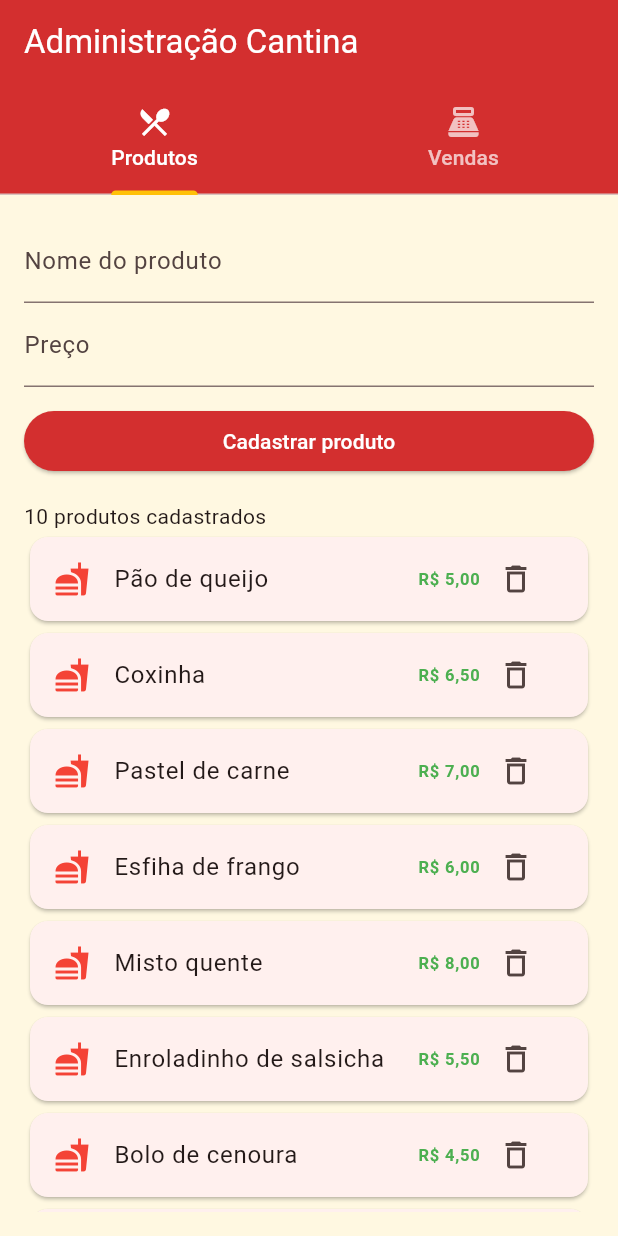
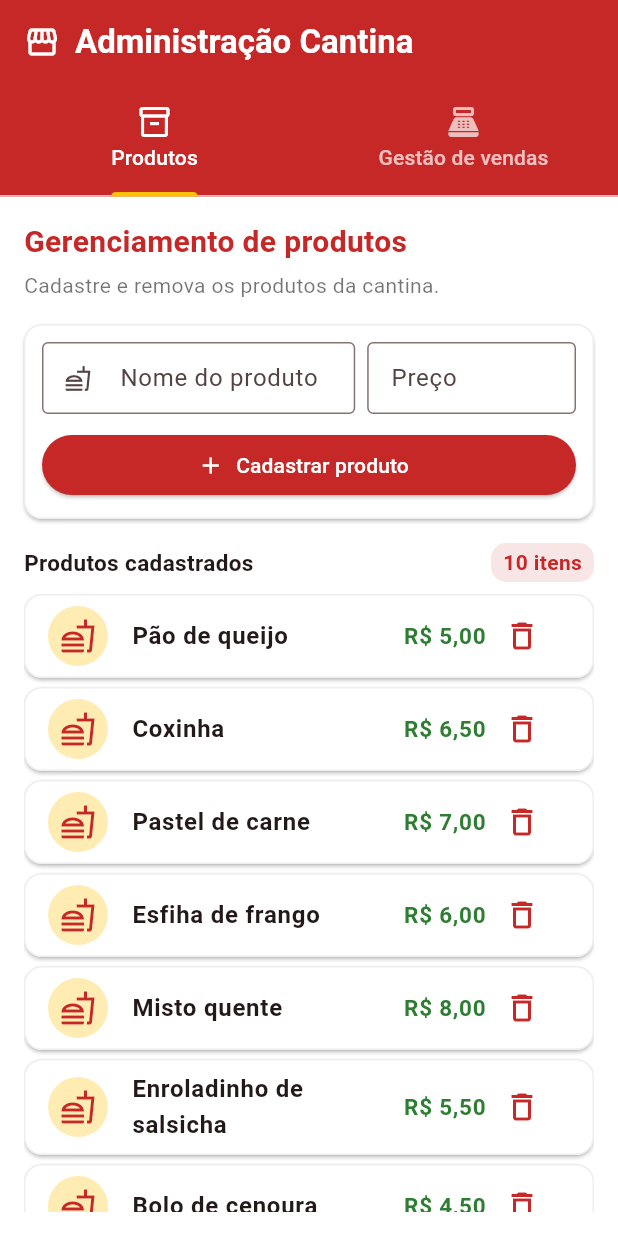
Before and after one commit to Manuttonel/catalogo-do-dia, a Flutter app: the screen it shows after launch, on a phone screen of 412 x 824 dp. Run offline on Flutter 3.47's test engine with Material 3 defaults, Android fonts, the phone set to English and light mode, and no system bars.

Commit message:
refactor: interface anterior com fundo branco no formato dos PASSOS

```diff
--- a/lib/main.dart
+++ b/lib/main.dart
@@ -15,10 +15,19 @@ class CantinaApp extends StatelessWidget {
       title: 'Administração Cantina',
       theme: ThemeData(
         colorSchemeSeed: Colors.red,
-        scaffoldBackgroundColor: Colors.amber.shade50,
+        scaffoldBackgroundColor: Colors.white,
+        cardTheme: CardThemeData(
+          color: Colors.white,
+          surfaceTintColor: Colors.transparent,
+          elevation: 1,
+          shape: RoundedRectangleBorder(
+            borderRadius: BorderRadius.circular(12),
+            side: BorderSide(color: Colors.grey.shade200),
+          ),
+        ),
         elevatedButtonTheme: ElevatedButtonThemeData(
           style: ElevatedButton.styleFrom(
-            backgroundColor: Colors.red.shade700,
+            backgroundColor: Colors.red.shade800,
             foregroundColor: Colors.white,
           ),
         ),
@@ -57,11 +66,17 @@ class _TelaCantinaState extends State<TelaCantina> {
   ];
 
   final List<String> vendas = [];
+  final List<String> detalhesVendas = [];
   final List<double> valoresVendas = [];
   final List<int> etapas = [];
 
   final List<String> nomesEtapas = ['Aguardando pagamento', 'Pago', 'Entregue'];
-  final List<Color> coresEtapas = [Colors.orange, Colors.green, Colors.blueGrey];
+  final List<String> acoesEtapas = ['Confirmar pagamento', 'Marcar entregue'];
+  final List<Color> coresEtapas = [
+    Colors.orange.shade800,
+    Colors.green.shade700,
+    Colors.blueGrey,
+  ];
   final List<String> formasPagamento = ['Pix', 'Dinheiro', 'Cartão'];
 
   final TextEditingController campoNome = TextEditingController();
@@ -72,41 +87,59 @@ class _TelaCantinaState extends State<TelaCantina> {
   String formaPagamento = 'Pix';
 
   // PASSO 3 • INTERAÇÃO
+  void mostrarAviso(String texto) {
+    ScaffoldMessenger.of(context).showSnackBar(
+      SnackBar(content: Text(texto), behavior: SnackBarBehavior.floating),
+    );
+  }
+
   void adicionarProduto() {
+    final String nome = campoNome.text.trim();
     final double? preco = double.tryParse(campoPreco.text.replaceAll(',', '.'));
 
-    if (campoNome.text.trim().isEmpty || preco == null) {
-      ScaffoldMessenger.of(context).showSnackBar(
-        const SnackBar(content: Text('Preencha o nome e um preço válido')),
-      );
+    if (nome.isEmpty || preco == null || preco <= 0) {
+      mostrarAviso('Informe um nome e um preço válido.');
       return;
     }
 
     setState(() {
-      produtos.add(campoNome.text.trim());
+      produtos.add(nome);
       precos.add(preco);
     });
     campoNome.clear();
     campoPreco.clear();
+    mostrarAviso('$nome cadastrado!');
   }
 
   void removerProduto(int indice) {
+    final String nome = produtos[indice];
+
     setState(() {
       produtos.removeAt(indice);
       precos.removeAt(indice);
       produtoEscolhido = 0;
     });
+    mostrarAviso('$nome removido do catálogo.');
   }
 
   void registrarVenda() {
-    if (produtos.isEmpty) return;
+    if (produtos.isEmpty) {
+      mostrarAviso('Cadastre um produto antes de vender.');
+      return;
+    }
+
+    final TimeOfDay agora = TimeOfDay.now();
+    final String hora = '${agora.hour.toString().padLeft(2, '0')}:'
+        '${agora.minute.toString().padLeft(2, '0')}';
 
     setState(() {
-      vendas.insert(0, '${quantidade}x ${produtos[produtoEscolhido]} • $formaPagamento');
+      vendas.insert(0, '${quantidade}x ${produtos[produtoEscolhido]}');
+      detalhesVendas.insert(0, '$formaPagamento • $hora');
       valoresVendas.insert(0, precos[produtoEscolhido] * quantidade);
       etapas.insert(0, 0);
       quantidade = 1;
     });
+    mostrarAviso('Venda registrada: ${vendas.first}');
   }
 
   void avancarEtapa(int indice) {
@@ -140,7 +173,40 @@ class _TelaCantinaState extends State<TelaCantina> {
     return 'R\$ ${valor.toStringAsFixed(2).replaceAll('.', ',')}';
   }
 
-  // PASSO 5 • RESUMO DO CAIXA
+  // PASSO 5 • PARTES DA TELA
+  Widget construirTitulo(String titulo, String subtitulo) {
+    return Column(
+      crossAxisAlignment: CrossAxisAlignment.start,
+      children: [
+        Text(
+          titulo,
+          style: TextStyle(
+            fontSize: 20,
+            fontWeight: FontWeight.bold,
+            color: Colors.red.shade800,
+          ),
+        ),
+        const SizedBox(height: 4),
+        Text(subtitulo, style: const TextStyle(color: Colors.black54)),
+        const SizedBox(height: 16),
+      ],
+    );
+  }
+
+  Widget construirEtiqueta(String texto, Color cor) {
+    return Container(
+      padding: const EdgeInsets.symmetric(horizontal: 8, vertical: 3),
+      decoration: BoxDecoration(
+        color: cor.withValues(alpha: 0.12),
+        borderRadius: BorderRadius.circular(10),
+      ),
+      child: Text(
+        texto,
+        style: TextStyle(color: cor, fontWeight: FontWeight.bold),
+      ),
+    );
+  }
+
   Widget construirValor(String titulo, double valor, Color cor) {
     return Expanded(
       child: Card(
@@ -149,9 +215,14 @@ class _TelaCantinaState extends State<TelaCantina> {
           child: Column(
             children: [
               Text(titulo),
+              const SizedBox(height: 4),
               Text(
                 emReais(valor),
-                style: TextStyle(fontSize: 18, fontWeight: FontWeight.bold, color: cor),
+                style: TextStyle(
+                  fontSize: 18,
+                  fontWeight: FontWeight.bold,
+                  color: cor,
+                ),
               ),
             ],
           ),
@@ -160,34 +231,160 @@ class _TelaCantinaState extends State<TelaCantina> {
     );
   }
 
-  Widget construirResumo() {
-    return Row(
-      children: [
-        construirValor('Vendido', totalVendido, Colors.green),
-        construirValor('Recebido', totalRecebido, Colors.green),
-        construirValor('A receber', totalVendido - totalRecebido, Colors.red),
-      ],
+  Widget construirFormularioProduto() {
+    return Card(
+      margin: EdgeInsets.zero,
+      child: Padding(
+        padding: const EdgeInsets.all(12),
+        child: Column(
+          crossAxisAlignment: CrossAxisAlignment.stretch,
+          children: [
+            Row(
+              children: [
+                Expanded(
+                  flex: 3,
+                  child: TextField(
+                    controller: campoNome,
+                    decoration: const InputDecoration(
+                      labelText: 'Nome do produto',
+                      hintText: 'Ex.: Pão de queijo',
+                      prefixIcon: Icon(Icons.fastfood_outlined),
+                      border: OutlineInputBorder(),
+                      isDense: true,
+                    ),
+                  ),
+                ),
+                const SizedBox(width: 8),
+                Expanded(
+                  flex: 2,
+                  child: TextField(
+                    controller: campoPreco,
+                    decoration: const InputDecoration(
+                      labelText: 'Preço',
+                      hintText: '5,00',
+                      prefixText: 'R\$ ',
+                      border: OutlineInputBorder(),
+                      isDense: true,
+                    ),
+                  ),
+                ),
+              ],
+            ),
+            const SizedBox(height: 10),
+            ElevatedButton.icon(
+              onPressed: adicionarProduto,
+              icon: const Icon(Icons.add),
+              label: const Text('Cadastrar produto'),
+            ),
+          ],
+        ),
+      ),
+    );
+  }
+
+  Widget construirFormularioVenda() {
+    return Card(
+      child: Padding(
+        padding: const EdgeInsets.all(12),
+        child: Column(
+          crossAxisAlignment: CrossAxisAlignment.stretch,
+          children: [
+            const Text(
+              'Nova venda',
+              style: TextStyle(fontSize: 16, fontWeight: FontWeight.bold),
+            ),
+            DropdownButton<int>(
+              isExpanded: true,
+              value: produtos.isEmpty ? null : produtoEscolhido,
+              hint: const Text('Nenhum produto no catálogo'),
+              items: [
+                for (int i = 0; i < produtos.length; i++)
+                  DropdownMenuItem(
+                    value: i,
+                    child: Text('${produtos[i]} • ${emReais(precos[i])}'),
+                  ),
+              ],
+              onChanged: (valor) => setState(() => produtoEscolhido = valor!),
+            ),
+            Row(
+              children: [
+                const Text('Qtd:'),
+                IconButton(
+                  icon: const Icon(Icons.remove_circle_outline),
+                  tooltip: 'Diminuir',
+                  onPressed:
+                      quantidade > 1 ? () => setState(() => quantidade--) : null,
+                ),
+                Text(
+                  '$quantidade',
+                  style: const TextStyle(
+                    fontSize: 16,
+                    fontWeight: FontWeight.bold,
+                  ),
+                ),
+                IconButton(
+                  icon: const Icon(Icons.add_circle_outline),
+                  tooltip: 'Aumentar',
+                  onPressed: () => setState(() => quantidade++),
+                ),
+                const Spacer(),
+                DropdownButton<String>(
+                  value: formaPagamento,
+                  items: [
+                    for (final String forma in formasPagamento)
+                      DropdownMenuItem(value: forma, child: Text(forma)),
+                  ],
+                  onChanged: (valor) => setState(() => formaPagamento = valor!),
+                ),
+              ],
+            ),
+            const SizedBox(height: 8),
+            ElevatedButton.icon(
+              onPressed: registrarVenda,
+              icon: const Icon(Icons.point_of_sale),
+              label: const Text('Registrar venda'),
+            ),
+          ],
+        ),
+      ),
     );
   }
 
   // PASSO 6 • LISTAS DINÂMICAS
   Widget construirListaProdutos() {
+    if (produtos.isEmpty) {
+      return const Center(child: Text('Nenhum produto cadastrado.'));
+    }
+
     return ListView.builder(
       itemCount: produtos.length,
       itemBuilder: (context, indice) {
         return Card(
+          margin: const EdgeInsets.only(bottom: 6),
           child: ListTile(
-            leading: const Icon(Icons.fastfood, color: Colors.red),
-            title: Text(produtos[indice]),
+            leading: CircleAvatar(
+              backgroundColor: Colors.amber.shade100,
+              foregroundColor: Colors.red.shade800,
+              child: const Icon(Icons.fastfood_outlined),
+            ),
+            title: Text(
+              produtos[indice],
+              style: const TextStyle(fontWeight: FontWeight.w600),
+            ),
             trailing: Row(
               mainAxisSize: MainAxisSize.min,
               children: [
                 Text(
                   emReais(precos[indice]),
-                  style: const TextStyle(fontWeight: FontWeight.bold, color: Colors.green),
+                  style: TextStyle(
+                    fontSize: 15,
+                    fontWeight: FontWeight.bold,
+                    color: Colors.green.shade800,
+                  ),
                 ),
                 IconButton(
                   icon: const Icon(Icons.delete_outline),
+                  color: Colors.red.shade800,
                   tooltip: 'Excluir produto',
                   onPressed: () => removerProduto(indice),
                 ),
@@ -199,48 +396,55 @@ class _TelaCantinaState extends State<TelaCantina> {
     );
   }
 
-  Widget construirListaVendas() {
-    return ListView.builder(
-      itemCount: vendas.length,
-      itemBuilder: (context, indice) {
-        final int etapa = etapas[indice];
+  Widget construirCardVenda(int indice) {
+    final int etapa = etapas[indice];
 
-        return Card(
-          child: ListTile(
-            title: Text(vendas[indice]),
-            subtitle: Text(
-              nomesEtapas[etapa],
-              style: TextStyle(color: coresEtapas[etapa], fontWeight: FontWeight.bold),
-            ),
-            trailing: Row(
-              mainAxisSize: MainAxisSize.min,
+    return Card(
+      child: Padding(
+        padding: const EdgeInsets.all(12),
+        child: Column(
+          crossAxisAlignment: CrossAxisAlignment.start,
+          children: [
+            Row(
               children: [
+                Expanded(
+                  child: Text(
+                    vendas[indice],
+                    style: const TextStyle(
+                      fontSize: 16,
+                      fontWeight: FontWeight.bold,
+                    ),
+                  ),
+                ),
                 Text(
                   emReais(valoresVendas[indice]),
-                  style: const TextStyle(fontWeight: FontWeight.bold, color: Colors.green),
+                  style: TextStyle(
+                    fontSize: 16,
+                    fontWeight: FontWeight.bold,
+                    color: Colors.green.shade700,
+                  ),
                 ),
-                if (etapa == 0)
-                  IconButton(
-                    icon: const Icon(Icons.payments_outlined),
-                    tooltip: 'Confirmar pagamento',
-                    onPressed: () => avancarEtapa(indice),
-                  ),
-                if (etapa == 1)
-                  IconButton(
-                    icon: const Icon(Icons.delivery_dining),
-                    tooltip: 'Marcar entregue',
-                    onPressed: () => avancarEtapa(indice),
-                  ),
-                if (etapa == 2)
-                  const Padding(
-                    padding: EdgeInsets.all(8),
-                    child: Icon(Icons.check_circle, color: Colors.blueGrey),
-                  ),
               ],
             ),
-          ),
-        );
-      },
+            const SizedBox(height: 4),
+            Text(detalhesVendas[indice]),
+            const SizedBox(height: 4),
+            Row(
+              children: [
+                construirEtiqueta(nomesEtapas[etapa], coresEtapas[etapa]),
+                const Spacer(),
+                if (etapa < 2)
+                  TextButton(
+                    onPressed: () => avancarEtapa(indice),
+                    child: Text(acoesEtapas[etapa]),
+                  )
+                else
+                  const Icon(Icons.check_circle, color: Colors.blueGrey),
+              ],
+            ),
+          ],
+        ),
+      ),
     );
   }
 
@@ -251,21 +455,24 @@ class _TelaCantinaState extends State<TelaCantina> {
       child: Column(
         crossAxisAlignment: CrossAxisAlignment.stretch,
         children: [
-          TextField(
-            controller: campoNome,
-            decoration: const InputDecoration(labelText: 'Nome do produto'),
+          construirTitulo(
+            'Gerenciamento de produtos',
+            'Cadastre e remova os produtos da cantina.',
           ),
-          TextField(
-            controller: campoPreco,
-            decoration: const InputDecoration(labelText: 'Preço', prefixText: 'R\$ '),
+          construirFormularioProduto(),
+          const SizedBox(height: 16),
+          Row(
+            children: [
+              const Expanded(
+                child: Text(
+                  'Produtos cadastrados',
+                  style: TextStyle(fontSize: 15, fontWeight: FontWeight.bold),
+                ),
+              ),
+              construirEtiqueta('${produtos.length} itens', Colors.red.shade800),
+            ],
           ),
-          const SizedBox(height: 12),
-          ElevatedButton(
-            onPressed: adicionarProduto,
-            child: const Text('Cadastrar produto'),
-          ),
-          const SizedBox(height: 16),
-          Text('${produtos.length} produtos cadastrados'),
+          const SizedBox(height: 8),
           Expanded(child: construirListaProdutos()),
         ],
       ),
@@ -273,58 +480,31 @@ class _TelaCantinaState extends State<TelaCantina> {
   }
 
   Widget construirAbaVendas() {
-    return Padding(
+    return ListView(
       padding: const EdgeInsets.all(16),
-      child: Column(
-        crossAxisAlignment: CrossAxisAlignment.stretch,
-        children: [
-          construirResumo(),
-          const SizedBox(height: 8),
-          DropdownButton<int>(
-            isExpanded: true,
-            value: produtos.isEmpty ? null : produtoEscolhido,
-            items: [
-              for (int i = 0; i < produtos.length; i++)
-                DropdownMenuItem(
-                  value: i,
-                  child: Text('${produtos[i]} • ${emReais(precos[i])}'),
-                ),
-            ],
-            onChanged: (valor) => setState(() => produtoEscolhido = valor!),
-          ),
-          Row(
-            children: [
-              IconButton(
-                icon: const Icon(Icons.remove),
-                tooltip: 'Diminuir',
-                onPressed: quantidade > 1 ? () => setState(() => quantidade--) : null,
-              ),
-              Text('$quantidade'),
-              IconButton(
-                icon: const Icon(Icons.add),
-                tooltip: 'Aumentar',
-                onPressed: () => setState(() => quantidade++),
-              ),
-              const Spacer(),
-              DropdownButton<String>(
-                value: formaPagamento,
-                items: [
-                  for (final String forma in formasPagamento)
-                    DropdownMenuItem(value: forma, child: Text(forma)),
-                ],
-                onChanged: (valor) => setState(() => formaPagamento = valor!),
-              ),
-            ],
-          ),
-          ElevatedButton(
-            onPressed: registrarVenda,
-            child: const Text('Registrar venda'),
-          ),
-          const SizedBox(height: 16),
-          Text('${vendas.length} vendas registradas'),
-          Expanded(child: construirListaVendas()),
-        ],
-      ),
+      children: [
+        construirTitulo(
+          'Controle de vendas do dia',
+          'Registre as vendas e acompanhe o pagamento.',
+        ),
+        Row(
+          children: [
+            construirValor('Vendido', totalVendido, Colors.green.shade700),
+            construirValor('Recebido', totalRecebido, Colors.green.shade700),
+            construirValor(
+              'A receber',
+              totalVendido - totalRecebido,
+              Colors.red.shade800,
+            ),
+          ],
+        ),
+        const SizedBox(height: 8),
+        construirFormularioVenda(),
+        const SizedBox(height: 16),
+        Text('${vendas.length} vendas registradas'),
+        const SizedBox(height: 8),
+        for (int i = 0; i < vendas.length; i++) construirCardVenda(i),
+      ],
     );
   }
 
@@ -335,16 +515,26 @@ class _TelaCantinaState extends State<TelaCantina> {
       length: 2,
       child: Scaffold(
         appBar: AppBar(
-          title: const Text('Administração Cantina'),
-          backgroundColor: Colors.red.shade700,
+          backgroundColor: Colors.red.shade800,
           foregroundColor: Colors.white,
+          title: const Row(
+            children: [
+              Icon(Icons.storefront),
+              SizedBox(width: 10),
+              Text(
+                'Administração Cantina',
+                style: TextStyle(fontWeight: FontWeight.bold),
+              ),
+            ],
+          ),
           bottom: const TabBar(
             labelColor: Colors.white,
             unselectedLabelColor: Colors.white70,
             indicatorColor: Colors.amber,
+            indicatorWeight: 3,
             tabs: [
-              Tab(icon: Icon(Icons.restaurant_menu), text: 'Produtos'),
-              Tab(icon: Icon(Icons.point_of_sale), text: 'Vendas'),
+              Tab(icon: Icon(Icons.inventory_2_outlined), text: 'Produtos'),
+              Tab(icon: Icon(Icons.point_of_sale), text: 'Gestão de vendas'),
             ],
           ),
         ),
```
Also changed, not shown: 4 other files.
